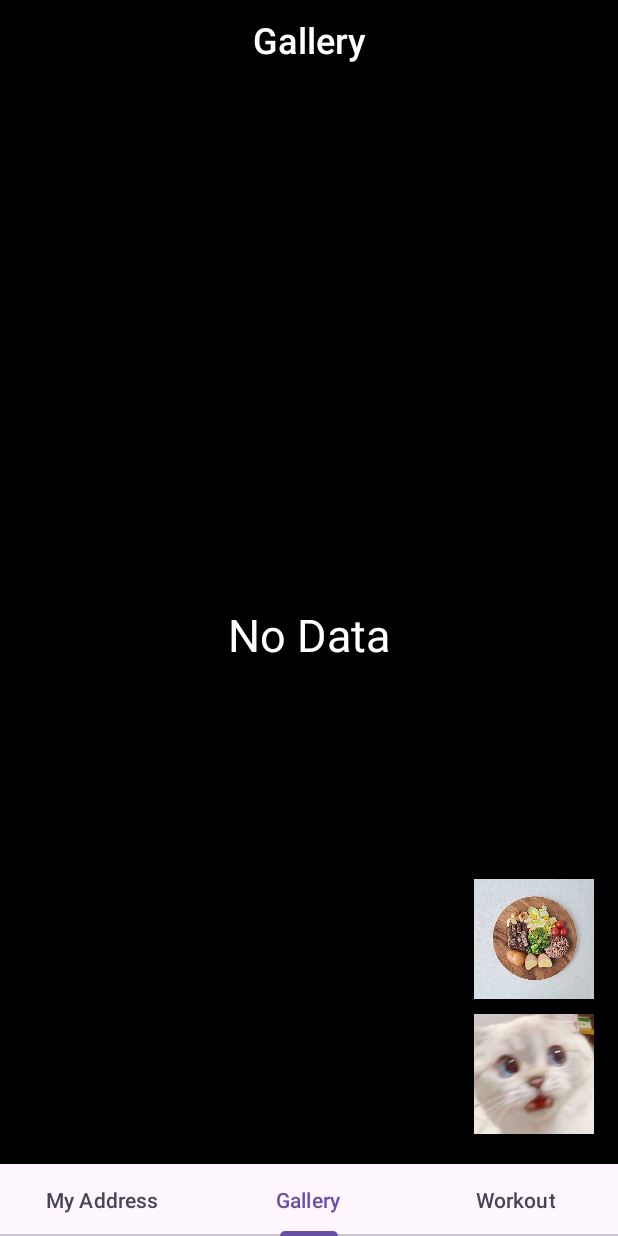
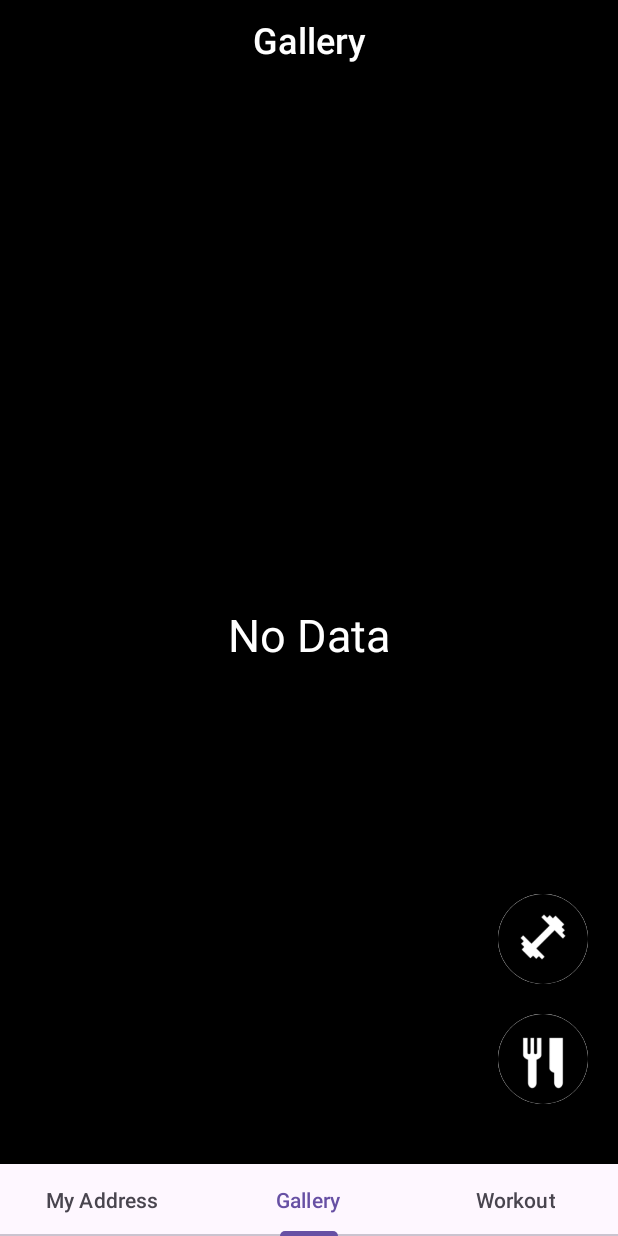
Before and after one commit to hyo-4/madcamp_week01, an Android app: the screen it shows after launch (MainActivity), item 2 of the bottom bar chosen, on a phone screen of 412 x 824 dp. Run offline under Robolectric (Android 15) with nearby library versions, the light colour scheme and no system bars; our stand-ins replace Room's generated code.

Commit message:
Gallery Button Fix

```diff
--- a/app/src/main/res/drawable/circular_button_background.xml
+++ b/app/src/main/res/drawable/circular_button_background.xml
@@ -1,4 +1,20 @@
-<shape xmlns:android="http://schemas.android.com/apk/res/android"
-    android:shape="oval">
-    <solid android:color="@color/white" />
-</shape>
+<?xml version="1.0" encoding="utf-8"?>
+<layer-list xmlns:android="http://schemas.android.com/apk/res/android">
+    <item>
+        <shape
+            android:shape="oval">
+            <solid android:color="@android:color/transparent" />
+            <stroke
+                android:color="@android:color/white"
+                android:width="20dp"
+            />
+        </shape>
+    </item>
+
+    <item>
+        <shape
+            android:shape="oval">
+            <solid android:color="@color/white" />
+        </shape>
+    </item>
+</layer-list>
--- /dev/null
+++ b/app/src/main/res/drawable/img_circular.xml
@@ -0,0 +1,6 @@
+<?xml version="1.0" encoding="utf-8"?>
+<bitmap xmlns:android="http://schemas.android.com/apk/res/android"
+    android:src="@drawable/img1"
+    android:tileMode="disabled"
+    android:gravity="center"
+    android:antialias="true" />
--- a/app/src/main/res/layout/fragment_newgallery.xml
+++ b/app/src/main/res/layout/fragment_newgallery.xml
@@ -51,34 +51,37 @@
 
         <ImageButton
             android:id="@+id/btnFilterDiet"
-            android:layout_width="80dp"
-            android:layout_height="80dp"
+            android:layout_width="60dp"
+            android:layout_height="60dp"
+            android:layout_marginEnd="20dp"
+            android:layout_marginBottom="40dp"
+            android:adjustViewBounds="true"
             android:background="@drawable/circular_button_background"
-            android:src="@drawable/img1"
+            android:contentDescription="Diet Button"
+            android:elevation="4dp"
+            android:scaleType="centerCrop"
+            android:src="@drawable/fork"
             android:text="Diet"
+            android:textColor="#000000"
             app:layout_constraintBottom_toBottomOf="parent"
-            app:layout_constraintEnd_toEndOf="parent"
-            android:layout_marginEnd="16dp"
-            android:scaleType="centerCrop"
-            android:layout_marginBottom="20dp"
-            android:textColor="#000000"
-            android:elevation="4dp" />
+            app:layout_constraintEnd_toEndOf="parent" />
 
         <ImageButton
             android:id="@+id/btnFilterExercise"
-            android:layout_width="80dp"
-            android:layout_height="80dp"
+            android:layout_width="60dp"
+            android:layout_height="60dp"
+            android:layout_marginEnd="20dp"
+            android:layout_marginBottom="20dp"
+            android:adjustViewBounds="true"
             android:background="@drawable/circular_button_background"
+            android:contentDescription="Exersize Button"
+            android:elevation="4dp"
+            android:scaleType="centerCrop"
+            android:src="@drawable/exercise"
             android:text="Exercise"
-            android:src="@drawable/diet1"
+            android:textColor="#000000"
             app:layout_constraintBottom_toTopOf="@id/btnFilterDiet"
-            app:layout_constraintEnd_toEndOf="parent"
-            android:scaleType="centerCrop"
-            android:layout_marginEnd="16dp"
-            android:layout_marginBottom="10dp"
-            android:textColor="#000000"
-            android:elevation="4dp" />
-
+            app:layout_constraintEnd_toEndOf="parent" />
 
 
     </androidx.constraintlayout.widget.ConstraintLayout>
```
Also changed, not shown: app/src/main/res/layout/item_image.xml (+15 -9 lines), app/src/main/res/drawable/exercise.png (added), app/src/main/res/drawable/fork.png (added).
